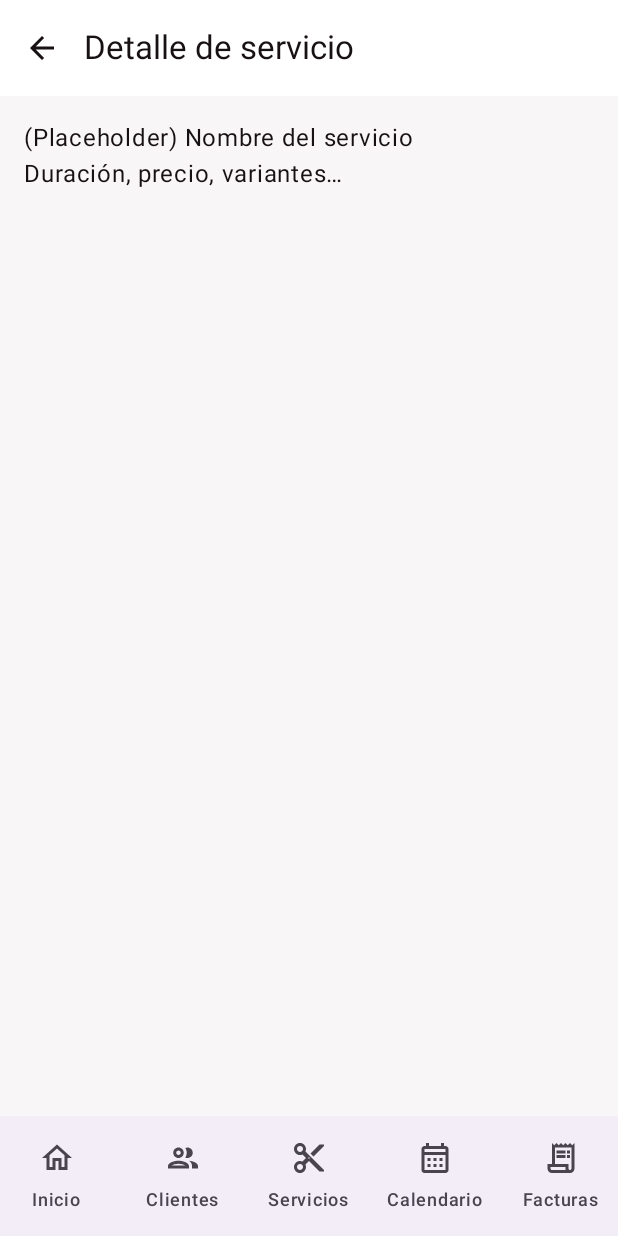
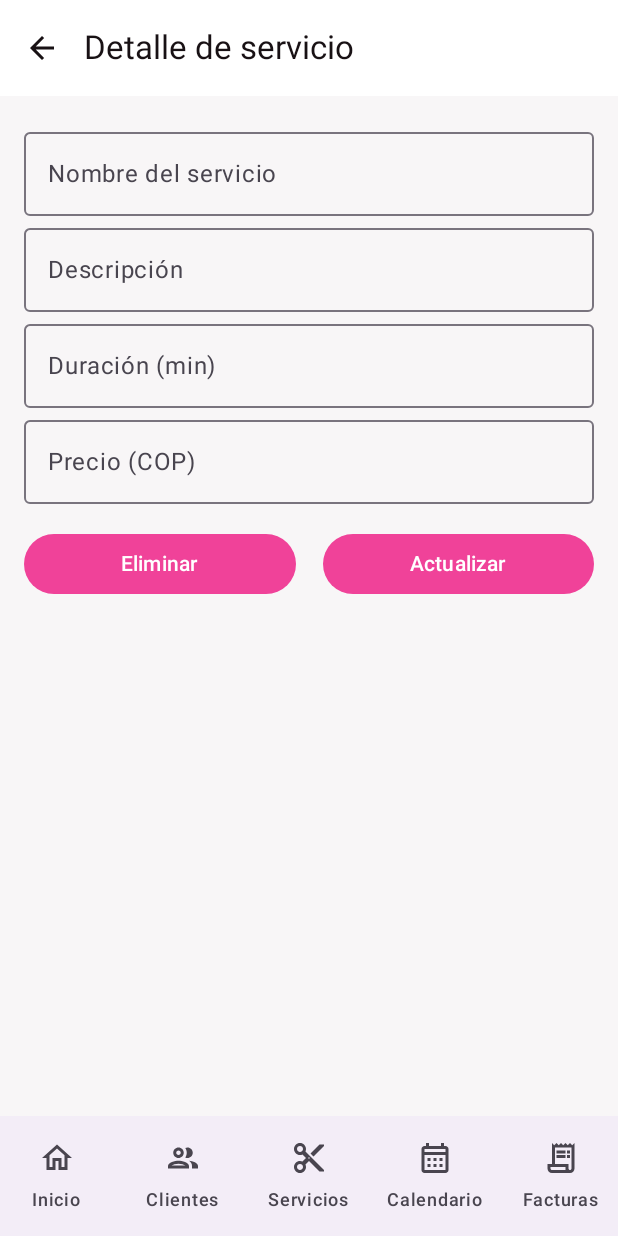
Before and after one commit to EleiderAmaya/Glam-Studio, an Android app built with Jetpack Compose: the ServiceDetailScreen screen opened through its navigation route, on a phone screen of 412 x 824 dp. Run offline under Robolectric (Android 15) with nearby library versions, the phone set to English and light mode, and no system bars.

Commit message:
Pantalla de detalle de servicio completada.

```diff
--- a/app/src/main/java/com/glamstudio/navigation/AppNav.kt
+++ b/app/src/main/java/com/glamstudio/navigation/AppNav.kt
@@ -200,7 +200,7 @@ fun AppRoot() {
             composable(Route.NewService.path) { NewServiceScreen(onSaved = { navController.popBackStack() }, onBack = { navController.popBackStack() }) }
             composable(Route.Invoice.path) { InvoiceScreen(showBack = true, onBack = { navController.popBackStack() }, onViewReports = { navController.navigate(Route.Reports.path) }) }
             composable(Route.ClientDetail.path) { ClientDetailScreen(onSaved = { navController.popBackStack() }, onBack = { navController.popBackStack() }) }
-            composable(Route.ServiceDetail.path) { ServiceDetailScreen(onBack = { navController.popBackStack() }) }
+            composable(Route.ServiceDetail.path) { ServiceDetailScreen(onSaved = { navController.popBackStack() }, onBack = { navController.popBackStack() }) }
             composable(Route.AppointmentDetail.path) { AppointmentDetailScreen(onBack = { navController.popBackStack() }) }
         }
     }
--- a/app/src/main/java/com/glamstudio/ui/screens/ServiceDetailScreen.kt
+++ b/app/src/main/java/com/glamstudio/ui/screens/ServiceDetailScreen.kt
@@ -1,17 +1,25 @@
 package com.glamstudio.ui.screens
 
 import androidx.compose.foundation.layout.Column
+import androidx.compose.foundation.layout.Row
+import androidx.compose.foundation.layout.Spacer
 import androidx.compose.foundation.layout.fillMaxSize
+import androidx.compose.foundation.layout.fillMaxWidth
+import androidx.compose.foundation.layout.height
 import androidx.compose.foundation.layout.padding
 import androidx.compose.material.icons.Icons
 import androidx.compose.material.icons.automirrored.outlined.ArrowBack
+import androidx.compose.material3.Button
 import androidx.compose.material3.ExperimentalMaterial3Api
 import androidx.compose.material3.Icon
 import androidx.compose.material3.IconButton
+import androidx.compose.material3.OutlinedTextField
 import androidx.compose.material3.Scaffold
 import androidx.compose.material3.Text
 import androidx.compose.material3.TopAppBar
 import androidx.compose.runtime.Composable
+import androidx.compose.runtime.mutableStateOf
+import androidx.compose.runtime.remember
 import androidx.compose.ui.Modifier
 import androidx.compose.ui.unit.dp
 
@@ -25,7 +33,11 @@ import androidx.compose.ui.unit.dp
  */
 @OptIn(ExperimentalMaterial3Api::class)
 @Composable
-fun ServiceDetailScreen(onBack: () -> Unit = {}) {
+fun ServiceDetailScreen(onSaved: () -> Unit, onBack: () -> Unit = {}) {
+    val nombre = remember { mutableStateOf("") }
+    val descripcion = remember { mutableStateOf("") }
+    val duracion = remember { mutableStateOf("") }
+    val precio = remember { mutableStateOf("") }
     Scaffold(
         topBar = {
             TopAppBar(
@@ -33,10 +45,19 @@ fun ServiceDetailScreen(onBack: () -> Unit = {}) {
                 navigationIcon = { IconButton(onClick = onBack) { Icon(Icons.AutoMirrored.Outlined.ArrowBack, contentDescription = "Atrás") } }
             )
         }
-    ) { padding ->
-        Column(modifier = Modifier.fillMaxSize().padding(padding).padding(16.dp)) {
-            Text("(Placeholder) Nombre del servicio")
-            Text("Duración, precio, variantes…")
+    ) { paddingValues ->
+        Column(modifier = Modifier.fillMaxSize().padding(paddingValues).padding(16.dp)) {
+            OutlinedTextField(value = nombre.value, onValueChange = { nombre.value = it }, label = { Text("Nombre del servicio") }, modifier = Modifier.fillMaxWidth())
+            OutlinedTextField(value = descripcion.value, onValueChange = { descripcion.value = it }, label = { Text("Descripción") }, modifier = Modifier.fillMaxWidth())
+            OutlinedTextField(value = duracion.value, onValueChange = { duracion.value = it }, label = { Text("Duración (min)") }, modifier = Modifier.fillMaxWidth())
+            OutlinedTextField(value = precio.value, onValueChange = { precio.value = it }, label = { Text("Precio (COP)") }, modifier = Modifier.fillMaxWidth())
+
+            Spacer(modifier = Modifier.height(16.dp))
+            Row(modifier = Modifier.fillMaxWidth()) {
+                Button(onClick = { /* eliminar */ }, modifier = Modifier.weight(1f)) { Text("Eliminar") }
+                Spacer(modifier = Modifier.height(0.dp).weight(0.1f))
+                Button(onClick = onSaved, modifier = Modifier.weight(1f)) { Text("Actualizar") }
+            }
         }
     }
 }
```
